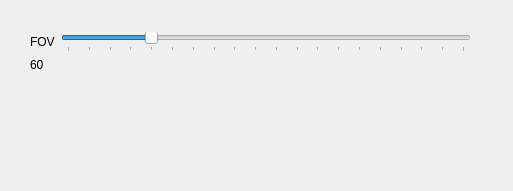
vicrucann/cherish, file src/libGUI/Widgets/CameraProperties.ui: the form before one commit.
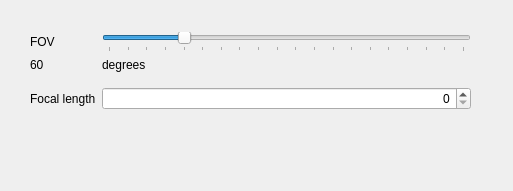
The form after the commit. Custom widgets are drawn as their Qt base class.

Commit message: camera properties: focal length variable

Patch:
```diff
--- a/src/libGUI/Widgets/CameraProperties.ui
+++ b/src/libGUI/Widgets/CameraProperties.ui
@@ -19,7 +19,7 @@
      <x>30</x>
      <y>30</y>
      <width>441</width>
-     <height>121</height>
+     <height>122</height>
     </rect>
    </property>
    <layout class="QFormLayout" name="m_layout">
@@ -74,9 +74,62 @@
       </property>
      </widget>
     </item>
+    <item row="2" column="1">
+     <widget class="QLabel" name="m_labelDegrees">
+      <property name="text">
+       <string>degrees</string>
+      </property>
+     </widget>
+    </item>
+    <item row="3" column="0">
+     <widget class="Line" name="m_line">
+      <property name="frameShadow">
+       <enum>QFrame::Raised</enum>
+      </property>
+      <property name="lineWidth">
+       <number>2</number>
+      </property>
+      <property name="midLineWidth">
+       <number>2</number>
+      </property>
+      <property name="orientation">
+       <enum>Qt::Horizontal</enum>
+      </property>
+     </widget>
+    </item>
+    <item row="4" column="0">
+     <widget class="QLabel" name="m_labelFocal">
+      <property name="text">
+       <string>Focal length</string>
+      </property>
+     </widget>
+    </item>
+    <item row="4" column="1">
+     <widget class="FixedSpinBox" name="m_spinBox">
+      <property name="alignment">
+       <set>Qt::AlignRight|Qt::AlignTrailing|Qt::AlignVCenter</set>
+      </property>
+      <property name="readOnly">
+       <bool>false</bool>
+      </property>
+      <property name="maximum">
+       <number>120</number>
+      </property>
+      <property name="singleStep">
+       <number>10</number>
+      </property>
+     </widget>
+    </item>
    </layout>
   </widget>
  </widget>
+ <customwidgets>
+  <customwidget>
+   <class>FixedSpinBox</class>
+   <extends>QSpinBox</extends>
+   <header>FixedSpinBox.h</header>
+  </customwidget>
+ </customwidgets>
  <resources/>
  <connections/>
 </ui>
```
Left out of the diff: 2 changed lines with no effect on the pictures. The commit also changes 8 other files.
